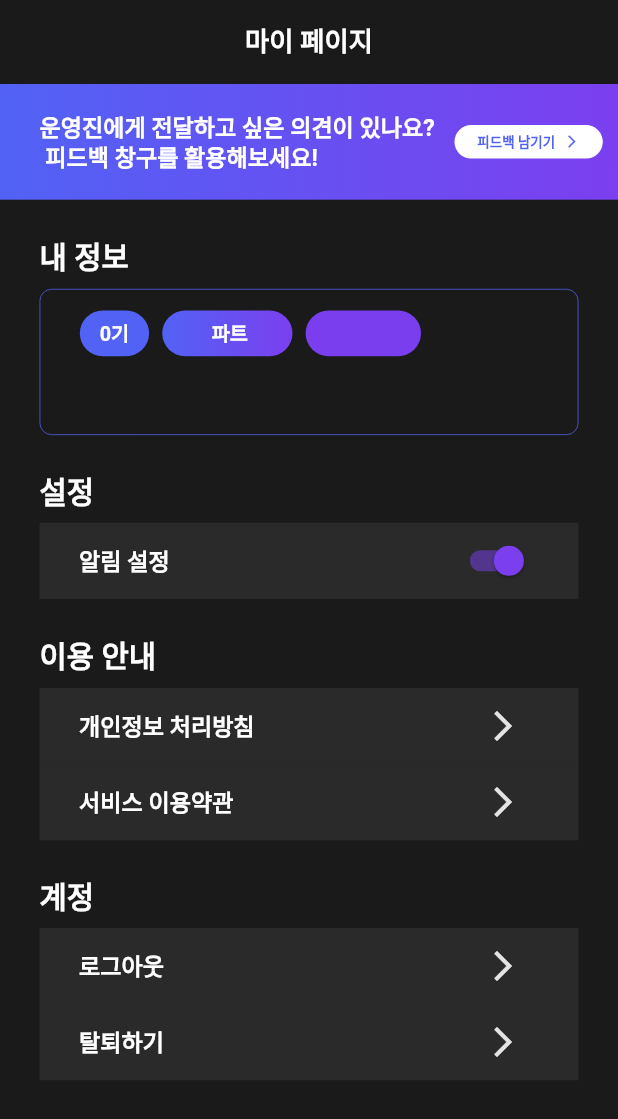
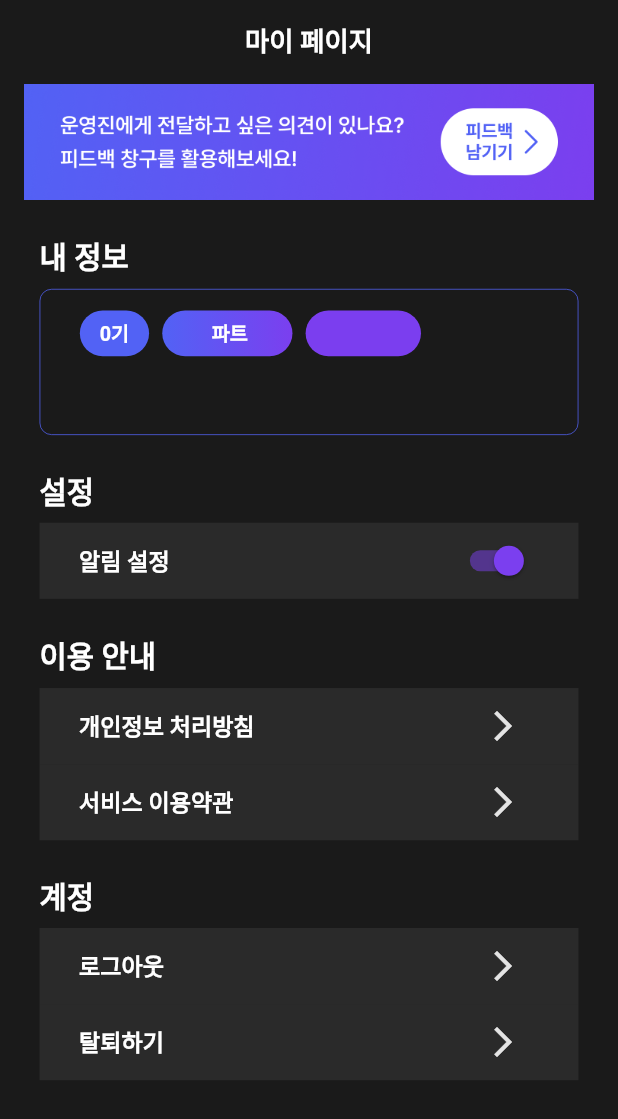
Before and after one commit to Club-PARD/PARD_APP, a Flutter app: the MyPage screen opened by its route, on a phone screen of 412 x 824 dp. Shown: the top 1119 px of the screen. Run offline on Flutter 3.47's test engine with Material 2 defaults, Android fonts, the phone set to English and light mode, and no system bars; our stand-ins replace cloud_firestore, device_info_plus, firebase_auth, firebase_core, firebase_messaging, flutter_local_notifications and 7 more; missing offline and left inert: qr_code_scanner; accounts and stored records are empty; Roboto replaces fonts that are missing (Pretendard).

Commit message:
banner 이미지로 대체

```diff
--- a/lib/Views/mypage.dart
+++ b/lib/Views/mypage.dart
@@ -67,77 +67,13 @@ class _MyPageState extends State<MyPage> {
           SliverToBoxAdapter(
             child: Column(
               children: [
-                Container(
-                  width: 375.w,
-                  height: 76.h,
-                  decoration: const BoxDecoration(
-                    gradient: LinearGradient(
-                      begin: Alignment(1.00, -0.03),
-                      end: Alignment(-1, 0.03),
-                      colors: [
-                        Color(0xFF7B3FEF),
-                        Color(0xFF5262F5),
-                      ],
-                    ),
-                  ),
-                  child: Row(
-                    mainAxisSize: MainAxisSize.min,
-                    mainAxisAlignment: MainAxisAlignment.start,
-                    crossAxisAlignment: CrossAxisAlignment.center,
-                    children: [
-                      SizedBox(
-                        width: 24.w,
-                      ),
-                      Text('운영진에게 전달하고 싶은 의견이 있나요?\n 피드백 창구를 활용해보세요!',
-                          style: headlineSmall),
-                      SizedBox(width: 12.w),
-                      InkWell(
-                        onTap: () {
-                          launchFeedback();
-                        },
-                        child: Container(
-                          width: 90.w,
-                          height: 22.h,
-                          decoration: ShapeDecoration(
-                            color: Colors.white,
-                            shape: RoundedRectangleBorder(
-                              borderRadius: BorderRadius.circular(20),
-                            ),
-                          ),
-                          child: Row(
-                            mainAxisAlignment: MainAxisAlignment.center,
-                            crossAxisAlignment: CrossAxisAlignment.center,
-                            children: [
-                              const Text(
-                                '피드백 남기기',
-                                style: TextStyle(
-                                  color: Color(0XFF5262F5),
-                                  fontSize: 9,
-                                  fontFamily: 'Pretendard',
-                                  fontWeight: FontWeight.w700,
-                                ),
-                              ),
-                              SizedBox(
-                                width: 5.w,
-                              ),
-                              SizedBox(
-                                width: 10.w,
-                                height: 10.h,
-                                child: IconButton(
-                                  padding: const EdgeInsets.all(0),
-                                  onPressed: () {},
-                                  icon: const Icon(
-                                    Icons.arrow_forward_ios_outlined,
-                                    size: 10,
-                                    color: Color(0xFF5262F5),
-                                  ),
-                                ),
-                              ),
-                            ],
-                          ),
-                        ),
-                      )
-                    ],
+                GestureDetector(
+                  onTap: launchFeedback,
+                  child: SizedBox(
+                    width: 375.w,
+                    height: 76.h,
+
+                    child: Image.asset('assets/images/banner.png')
                   ),
                 ),
                 Column(
```
